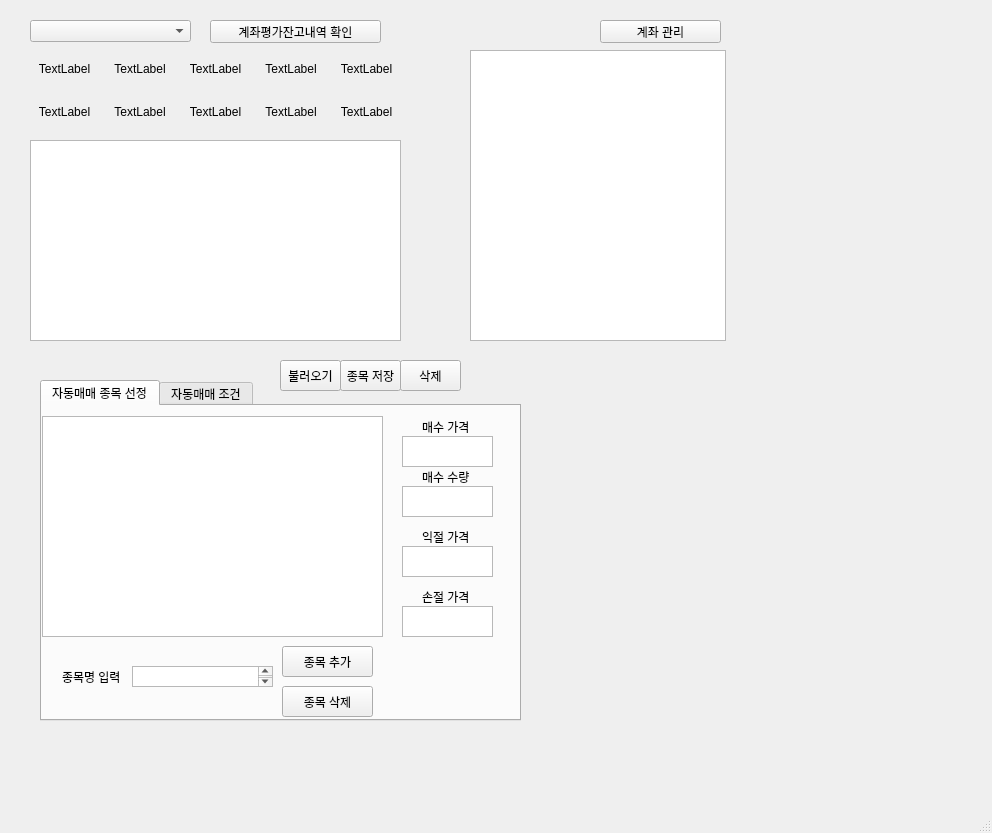
Above: MainWindows.ui from kisbi3/Stock_Kiwoom before the change. Below: the same form after it.
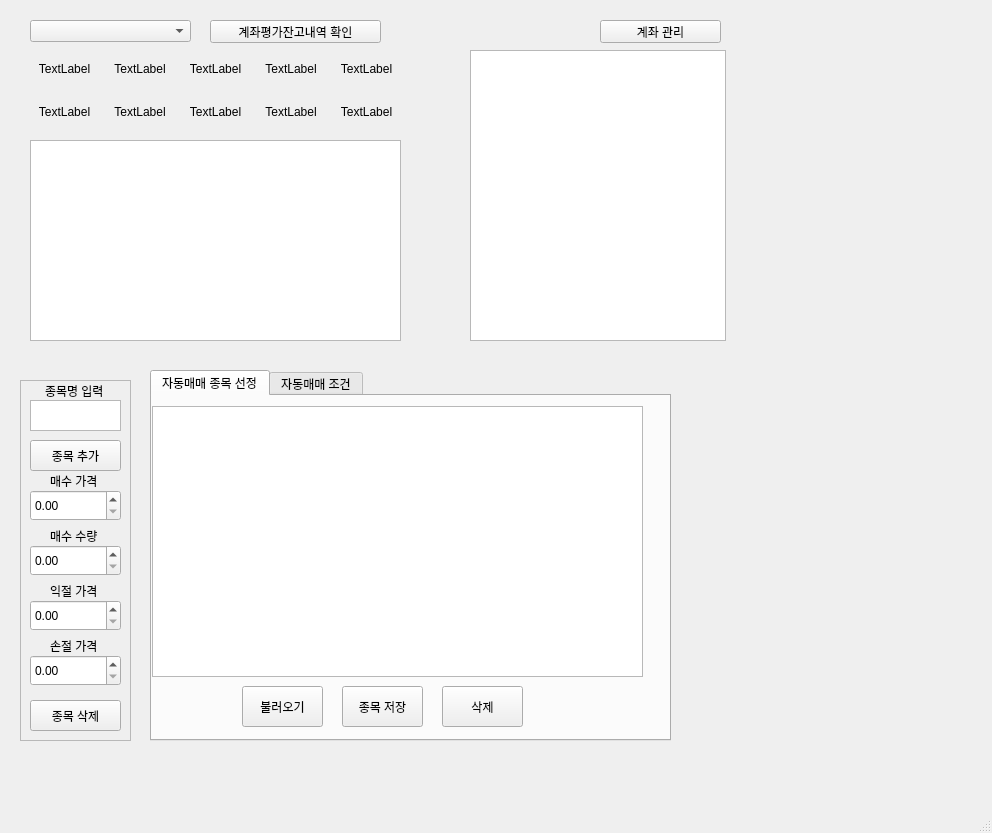
That is the form after the change.

What changed in the file:
```diff
--- a/MainWindows.ui
+++ b/MainWindows.ui
@@ -185,10 +185,10 @@
    <widget class="QTabWidget" name="tabWidget">
     <property name="geometry">
      <rect>
-      <x>40</x>
-      <y>380</y>
-      <width>481</width>
-      <height>341</height>
+      <x>150</x>
+      <y>370</y>
+      <width>521</width>
+      <height>371</height>
      </rect>
     </property>
     <property name="currentIndex">
@@ -198,47 +198,82 @@
      <attribute name="title">
       <string>자동매매 종목 선정</string>
      </attribute>
-     <widget class="QPushButton" name="Deletcode">
+     <widget class="QTableWidget" name="buylast">
       <property name="geometry">
        <rect>
-        <x>240</x>
-        <y>280</y>
-        <width>91</width>
-        <height>31</height>
+        <x>0</x>
+        <y>10</y>
+        <width>491</width>
+        <height>271</height>
        </rect>
       </property>
-      <property name="text">
-       <string>종목 삭제</string>
-      </property>
      </widget>
-     <widget class="QTextEdit" name="searchItemTextEdit2">
+     <widget class="QPushButton" name="Load_Stock">
       <property name="geometry">
        <rect>
         <x>90</x>
-        <y>260</y>
-        <width>141</width>
-        <height>21</height>
+        <y>290</y>
+        <width>81</width>
+        <height>41</height>
        </rect>
       </property>
+      <property name="text">
+       <string>불러오기</string>
+      </property>
      </widget>
-     <widget class="QLabel" name="label">
+     <widget class="QPushButton" name="Save_Stock">
+      <property name="geometry">
+       <rect>
+        <x>190</x>
+        <y>290</y>
+        <width>81</width>
+        <height>41</height>
+       </rect>
+      </property>
+      <property name="text">
+       <string>종목 저장</string>
+      </property>
+     </widget>
+     <widget class="QPushButton" name="Del_Stock">
+      <property name="geometry">
+       <rect>
+        <x>290</x>
+        <y>290</y>
+        <width>81</width>
+        <height>41</height>
+       </rect>
+      </property>
+      <property name="text">
+       <string>삭제</string>
+      </property>
+     </widget>
+    </widget>
+    <widget class="QWidget" name="tab_2">
+     <attribute name="title">
+      <string>자동매매 조건</string>
+     </attribute>
+    </widget>
+   </widget>
+   <widget class="QFrame" name="frame">
       <property name="geometry">
        <rect>
         <x>20</x>
-        <y>250</y>
-        <width>71</width>
-        <height>41</height>
-       </rect>
-      </property>
-      <property name="text">
-       <string>종목명 입력</string>
-      </property>
-     </widget>
+      <y>380</y>
+      <width>111</width>
+      <height>361</height>
+     </rect>
+    </property>
+    <property name="frameShape">
+     <enum>QFrame::StyledPanel</enum>
+    </property>
+    <property name="frameShadow">
+     <enum>QFrame::Raised</enum>
+    </property>
      <widget class="QPushButton" name="additemlast">
       <property name="geometry">
        <rect>
-        <x>240</x>
-        <y>240</y>
+       <x>10</x>
+       <y>60</y>
         <width>91</width>
         <height>31</height>
        </rect>
@@ -247,77 +282,92 @@
        <string>종목 추가</string>
       </property>
      </widget>
-     <widget class="QTableWidget" name="buylast">
+    <widget class="QTextEdit" name="searchItemTextEdit2">
       <property name="geometry">
        <rect>
-        <x>0</x>
-        <y>10</y>
-        <width>341</width>
-        <height>221</height>
-       </rect>
-      </property>
-     </widget>
-     <widget class="QTextEdit" name="buy_price">
-      <property name="geometry">
-       <rect>
-        <x>360</x>
-        <y>30</y>
+       <x>10</x>
+       <y>20</y>
         <width>91</width>
         <height>31</height>
        </rect>
       </property>
      </widget>
-     <widget class="QTextEdit" name="profit_price">
+    <widget class="QLabel" name="label_12">
       <property name="geometry">
        <rect>
-        <x>360</x>
-        <y>140</y>
-        <width>91</width>
-        <height>31</height>
-       </rect>
-      </property>
-     </widget>
-     <widget class="QTextEdit" name="loss_price">
-      <property name="geometry">
-       <rect>
-        <x>360</x>
+       <x>30</x>
         <y>200</y>
-        <width>91</width>
-        <height>31</height>
-       </rect>
+       <width>61</width>
+       <height>21</height>
+      </rect>
+     </property>
+     <property name="text">
+      <string>익절 가격</string>
+     </property>
+    </widget>
+    <widget class="QLabel" name="label_14">
+     <property name="geometry">
+      <rect>
+       <x>30</x>
+       <y>145</y>
+       <width>61</width>
+       <height>21</height>
+      </rect>
+     </property>
+     <property name="text">
+      <string>매수 수량</string>
+     </property>
+    </widget>
+    <widget class="QLabel" name="label">
+     <property name="geometry">
+      <rect>
+       <x>25</x>
+       <y>0</y>
+       <width>71</width>
+       <height>21</height>
+      </rect>
+     </property>
+     <property name="text">
+      <string>종목명 입력</string>
       </property>
      </widget>
      <widget class="QLabel" name="label_11">
       <property name="geometry">
        <rect>
-        <x>380</x>
-        <y>10</y>
+       <x>30</x>
+       <y>90</y>
         <width>61</width>
         <height>21</height>
        </rect>
       </property>
+     <property name="sizePolicy">
+      <sizepolicy hsizetype="Minimum" vsizetype="Minimum">
+       <horstretch>0</horstretch>
+       <verstretch>0</verstretch>
+      </sizepolicy>
+     </property>
       <property name="text">
        <string>매수 가격</string>
       </property>
      </widget>
-     <widget class="QLabel" name="label_12">
+    <widget class="QPushButton" name="Deletcode">
       <property name="geometry">
        <rect>
-        <x>380</x>
-        <y>120</y>
-        <width>61</width>
-        <height>21</height>
+       <x>10</x>
+       <y>320</y>
+       <width>91</width>
+       <height>31</height>
        </rect>
       </property>
       <property name="text">
-       <string>익절 가격</string>
+      <string>종목 삭제</string>
       </property>
      </widget>
      <widget class="QLabel" name="label_13">
       <property name="geometry">
        <rect>
-        <x>380</x>
-        <y>180</y>
+       <x>30</x>
+       <y>255</y>
         <width>61</width>
         <height>21</height>
        </rect>
@@ -326,74 +376,70 @@
        <string>손절 가격</string>
       </property>
      </widget>
-     <widget class="QTextEdit" name="n_o_stock">
+    <widget class="QDoubleSpinBox" name="buy_price">
       <property name="geometry">
        <rect>
-        <x>360</x>
-        <y>80</y>
+       <x>10</x>
+       <y>110</y>
         <width>91</width>
         <height>31</height>
        </rect>
       </property>
-     </widget>
-     <widget class="QLabel" name="label_14">
-      <property name="geometry">
-       <rect>
-        <x>380</x>
-        <y>60</y>
-        <width>61</width>
-        <height>21</height>
-       </rect>
-      </property>
-      <property name="text">
-       <string>매수 수량</string>
-      </property>
-     </widget>
-    </widget>
-    <widget class="QWidget" name="tab_2">
-     <attribute name="title">
-      <string>자동매매 조건</string>
-     </attribute>
-    </widget>
-   </widget>
-   <widget class="QPushButton" name="Load_Stock">
+     <property name="showGroupSeparator" stdset="0">
+      <bool>true</bool>
+     </property>
+     <property name="maximum">
+      <double>1000000000.000000000000000</double>
+     </property>
+    </widget>
+    <widget class="QDoubleSpinBox" name="n_o_stock">
     <property name="geometry">
      <rect>
-      <x>280</x>
-      <y>360</y>
-      <width>61</width>
+       <x>10</x>
+       <y>165</y>
+       <width>91</width>
       <height>31</height>
      </rect>
     </property>
-    <property name="text">
-     <string>불러오기</string>
-    </property>
-   </widget>
-   <widget class="QPushButton" name="Save_Stock">
+     <property name="showGroupSeparator" stdset="0">
+      <bool>true</bool>
+     </property>
+     <property name="maximum">
+      <double>1000000000.000000000000000</double>
+     </property>
+    </widget>
+    <widget class="QDoubleSpinBox" name="profit_price">
     <property name="geometry">
      <rect>
-      <x>340</x>
-      <y>360</y>
-      <width>61</width>
+       <x>10</x>
+       <y>220</y>
+       <width>91</width>
       <height>31</height>
      </rect>
     </property>
-    <property name="text">
-     <string>종목 저장</string>
-    </property>
-   </widget>
-   <widget class="QPushButton" name="Del_Stock">
+     <property name="showGroupSeparator" stdset="0">
+      <bool>true</bool>
+     </property>
+     <property name="maximum">
+      <double>1000000000.000000000000000</double>
+     </property>
+    </widget>
+    <widget class="QDoubleSpinBox" name="loss_price">
     <property name="geometry">
      <rect>
-      <x>400</x>
-      <y>360</y>
-      <width>61</width>
+       <x>10</x>
+       <y>275</y>
+       <width>91</width>
       <height>31</height>
      </rect>
     </property>
-    <property name="text">
-     <string>삭제</string>
-    </property>
+     <property name="showGroupSeparator" stdset="0">
+      <bool>true</bool>
+     </property>
+     <property name="maximum">
+      <double>1000000000.000000000000000</double>
+     </property>
+    </widget>
    </widget>
   </widget>
   <widget class="QMenuBar" name="menubar">
```
Lines whose indentation alone changed are shown as unchanged.
